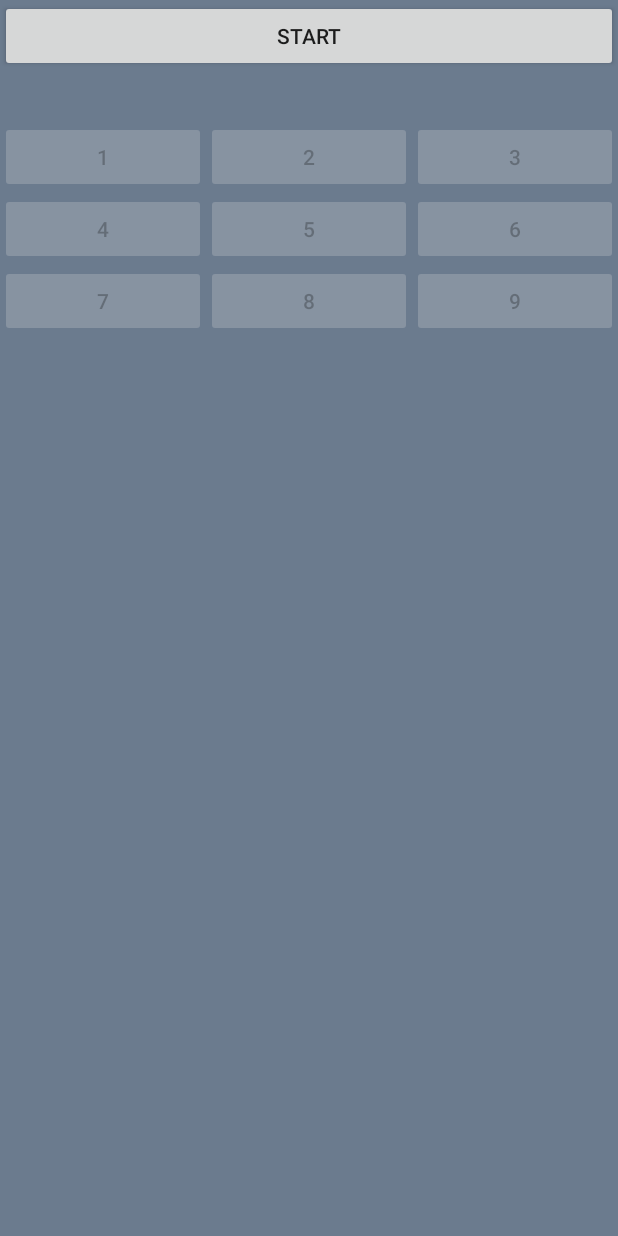
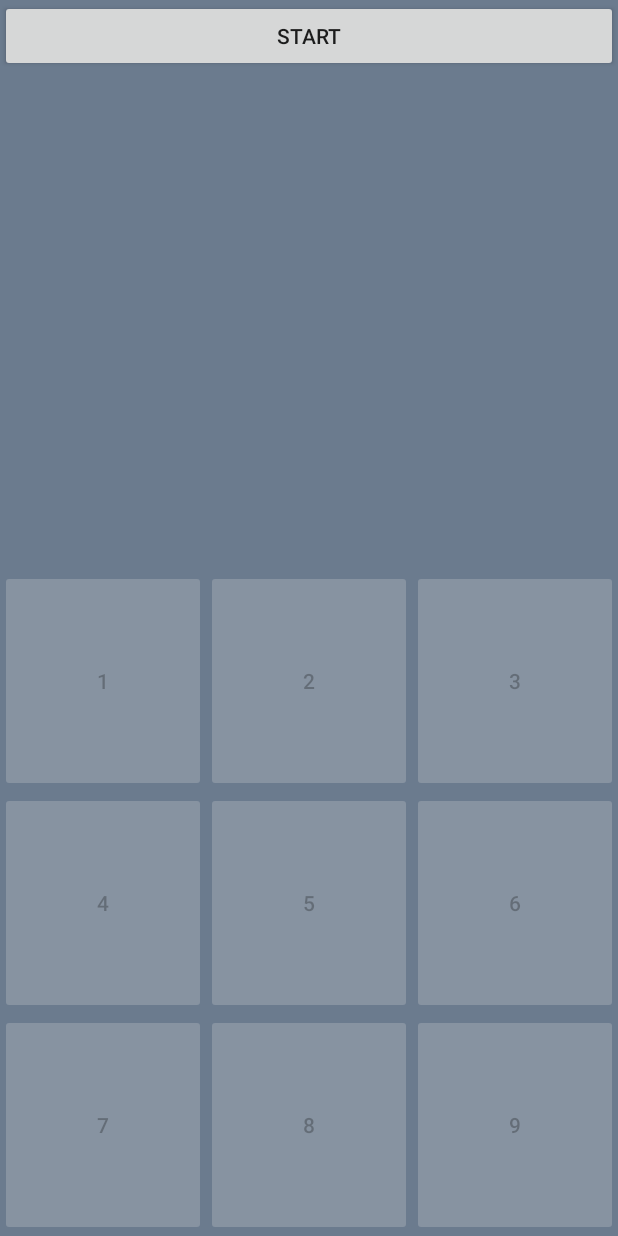
Before and after one commit to leolyoo/Oneshot, an Android app: the MemoryGame screen opened directly, with no data from a screen before it, on a phone screen of 412 x 824 dp. Run offline under Robolectric (Android 15) with nearby library versions, the phone set to English and light mode, and no system bars.

Commit message:
updated(2019.05.21 02:14)

```diff
--- a/app/src/main/res/layout/activity_memorygame.xml
+++ b/app/src/main/res/layout/activity_memorygame.xml
@@ -4,9 +4,15 @@
     xmlns:tools="http://schemas.android.com/tools"
     android:layout_width="match_parent"
     android:layout_height="match_parent"
+    android:background="@color/bg"
     android:orientation="vertical"
-    android:background="@color/bg"
     tools:context=".MemoryGame">
+
+    <LinearLayout
+        android:layout_width="match_parent"
+        android:layout_height="wrap_content"
+        android:orientation="vertical"
+        android:layout_weight="1">
 
         <Button
             android:id="@+id/start"
@@ -19,30 +25,38 @@
             android:layout_width="match_parent"
             android:layout_height="wrap_content"
             android:textSize="24sp" />
+    </LinearLayout>
 
     <LinearLayout
         android:layout_width="match_parent"
         android:layout_height="wrap_content"
-        android:orientation="horizontal">
+        android:orientation="vertical"
+        android:layout_weight="1">
+
+        <LinearLayout
+            android:layout_width="match_parent"
+            android:layout_height="wrap_content"
+            android:orientation="horizontal"
+            android:layout_weight="1">
 
             <Button
                 android:id="@+id/button1"
                 android:layout_width="wrap_content"
-            android:layout_height="wrap_content"
+                android:layout_height="match_parent"
                 android:layout_weight="1"
                 android:text="1" />
 
             <Button
                 android:id="@+id/button2"
                 android:layout_width="wrap_content"
-            android:layout_height="wrap_content"
+                android:layout_height="match_parent"
                 android:layout_weight="1"
                 android:text="2" />
 
             <Button
                 android:id="@+id/button3"
                 android:layout_width="wrap_content"
-            android:layout_height="wrap_content"
+                android:layout_height="match_parent"
                 android:layout_weight="1"
                 android:text="3" />
         </LinearLayout>
@@ -50,26 +64,27 @@
         <LinearLayout
             android:layout_width="match_parent"
             android:layout_height="wrap_content"
-        android:orientation="horizontal">
+            android:orientation="horizontal"
+            android:layout_weight="1">
 
             <Button
                 android:id="@+id/button4"
                 android:layout_width="wrap_content"
-            android:layout_height="wrap_content"
+                android:layout_height="match_parent"
                 android:layout_weight="1"
                 android:text="4" />
 
             <Button
                 android:id="@+id/button5"
                 android:layout_width="wrap_content"
-            android:layout_height="wrap_content"
+                android:layout_height="match_parent"
                 android:layout_weight="1"
                 android:text="5" />
 
             <Button
                 android:id="@+id/button6"
                 android:layout_width="wrap_content"
-            android:layout_height="wrap_content"
+                android:layout_height="match_parent"
                 android:layout_weight="1"
                 android:text="6" />
         </LinearLayout>
@@ -77,27 +92,30 @@
         <LinearLayout
             android:layout_width="match_parent"
             android:layout_height="wrap_content"
-        android:orientation="horizontal">
+            android:orientation="horizontal"
+            android:layout_weight="1">
 
             <Button
                 android:id="@+id/button7"
                 android:layout_width="wrap_content"
-            android:layout_height="wrap_content"
+                android:layout_height="match_parent"
                 android:layout_weight="1"
                 android:text="7" />
 
             <Button
                 android:id="@+id/button8"
                 android:layout_width="wrap_content"
-            android:layout_height="wrap_content"
+                android:layout_height="match_parent"
                 android:layout_weight="1"
                 android:text="8" />
 
             <Button
                 android:id="@+id/button9"
                 android:layout_width="wrap_content"
-            android:layout_height="wrap_content"
+                android:layout_height="match_parent"
                 android:layout_weight="1"
                 android:text="9" />
         </LinearLayout>
     </LinearLayout>
+
+</LinearLayout>
```
Also changed, not shown: app/src/main/res/layout/activity_molegame.xml (+26 -12 lines). Lines whose indentation alone changed are shown as unchanged.
